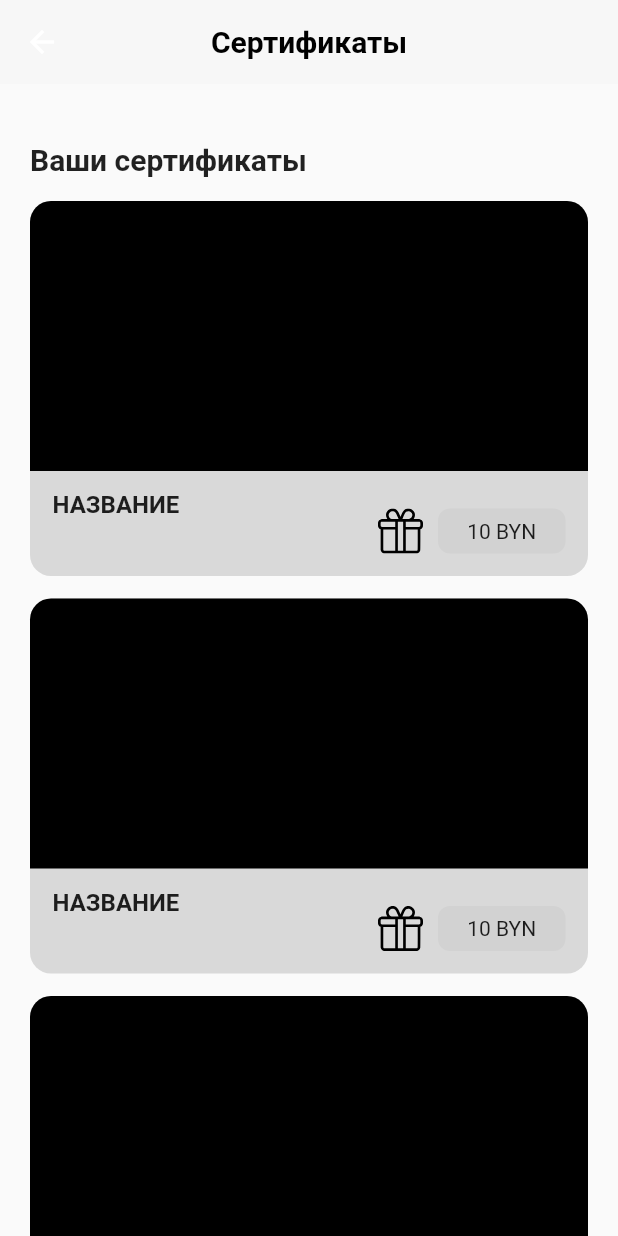
After one commit to pokenem/mtc_xackaton, a Flutter app: the MyCertificatesPage screen opened directly, on a phone screen of 412 x 824 dp. The commit adds this screen. Run offline on Flutter 3.47's test engine with Material 2 defaults, Android fonts, the phone set to English and light mode, and no system bars; our stand-ins replace flutter_svg, share.

Commit message:
+MyCertificates page and some

```diff
--- a/lib/ui/navigation/router_delegate.dart
+++ b/lib/ui/navigation/router_delegate.dart
@@ -1,4 +1,5 @@
 import 'package:flutter/material.dart';
+import 'package:mtc_xackaton/ui/pages/my_sertificates_page/my_certificates_page.dart';
 
 import '../pages/main_page/main_page.dart';
 import 'navigation_state.dart';
--- /dev/null
+++ b/lib/ui/pages/my_sertificates_page/my_certificates_page.dart
@@ -0,0 +1,52 @@
+import 'package:flutter/material.dart';
+import 'package:mtc_xackaton/ui/pages/my_sertificates_page/widgets/cerficate_tile.dart';
+import 'package:mtc_xackaton/ui/widgets/app_bar.dart';
+
+class Certificate {
+  Image? image;
+  int cost;
+  String name;
+
+  Certificate({this.image, required this.cost, required this.name});
+}
+
+List<Certificate> ser = [Certificate(cost: 10, name: 'НАЗВАНИЕ'),Certificate(cost: 10, name: 'НАЗВАНИЕ'),Certificate(cost: 10, name: 'НАЗВАНИЕ'),Certificate(cost: 10, name: 'НАЗВАНИЕ')];
+
+class MyCertificatesPage extends StatelessWidget {
+  const MyCertificatesPage({Key? key}) : super(key: key);
+
+  @override
+  Widget build(BuildContext context) {
+    return Scaffold(
+      appBar: createAppBar(hasBackButton: false, hasListButton: false),
+      body: SafeArea(
+        child: ListView(
+          children: [
+            Padding(
+              padding: EdgeInsets.symmetric(
+                horizontal: 20,
+              ),
+              child: Column(
+                crossAxisAlignment: CrossAxisAlignment.start,
+                children: [
+                  Padding(
+                    padding: EdgeInsets.only(top: 40),
+                    child: Text(
+                      'Ваши сертификаты',
+                      style: TextStyle(
+                        fontSize: 20,
+                        fontWeight: FontWeight.w700,
+                        height: 23 / 20,
+                      ),
+                    ),
+                  ),
+                  for (dynamic it in ser) CertificateTile(cost: it.cost, name: it.name),
+                ],
+              ),
+            ),
+          ],
+        ),
+      ),
+    );
+  }
+}
--- /dev/null
+++ b/lib/ui/pages/my_sertificates_page/widgets/cerficate_tile.dart
@@ -0,0 +1,106 @@
+import 'package:flutter/material.dart';
+import 'package:flutter_svg/flutter_svg.dart';
+import 'package:share/share.dart';
+
+class CertificateTile extends StatelessWidget {
+  final int cost;
+  final String name;
+
+  const CertificateTile({
+    Key? key,
+    required this.cost,
+    required this.name,
+  }) : super(key: key);
+
+  @override
+  Widget build(BuildContext context) {
+    return Padding(
+      padding: EdgeInsets.only(top: 15),
+      child: FractionallySizedBox(
+        widthFactor: 1,
+        child: Container(
+          decoration: BoxDecoration(
+            borderRadius: BorderRadius.circular(14),
+            color: Color(0xFFD9D9D9),
+          ),
+          height: 250,
+          child: Column(
+            crossAxisAlignment: CrossAxisAlignment.start,
+            children: [
+              SizedBox(
+                height: 180,
+                child: Container(
+                  decoration: BoxDecoration(
+                    borderRadius: BorderRadius.only(
+                      topLeft: Radius.circular(14),
+                      topRight: Radius.circular(14),
+                    ),
+                    color: Colors.black,
+                  ),
+                ),
+              ),
+              //Image
+              SizedBox(
+                height: 70,
+                child: Container(
+                  decoration: BoxDecoration(
+                    borderRadius: BorderRadius.circular(14),
+                  ),
+                  child: Stack(
+                    children: [
+                      Padding(
+                        padding: EdgeInsets.only(left: 15, top: 15),
+                        child: Text(
+                          name,
+                          style: TextStyle(
+                            fontSize: 16,
+                            fontWeight: FontWeight.w700,
+                            height: 1,
+                          ),
+                        ),
+                      ),
+                      Align(
+                        alignment: Alignment.bottomRight,
+                        child: Padding(
+                          padding: EdgeInsets.only(
+                            right: 110,
+                            bottom: 15,
+                          ),
+                          child: SizedBox(
+                            height: 30,
+                            width: 30,
+                            child: InkWell(child: SvgPicture.asset('assets/gift.svg'),onTap: (){Share.share('aboba (Этот текст отправлен из приложения)');},),
+                          ),
+                        ),
+                      ),
+                      Align(
+                        alignment: Alignment.bottomRight,
+                        child: Padding(
+                          padding: EdgeInsets.only(
+                            right: 15,
+                            bottom: 15,
+                          ),
+                          child: SizedBox(
+                            width: 85,
+                            height: 30,
+                            child: DecoratedBox(
+                              decoration: BoxDecoration(
+                                borderRadius: BorderRadius.circular(8),
+                                color: Color(0xFFD2D2D2),
+                              ),
+                              child: Center(child: Text('$cost BYN')),
+                            ),
+                          ),
+                        ),
+                      ),
+                    ],
+                  ),
+                ),
+              )
+            ],
+          ),
+        ),
+      ),
+    );
+  }
+}
--- a/lib/ui/widgets/app_bar.dart
+++ b/lib/ui/widgets/app_bar.dart
@@ -1,4 +1,5 @@
 import 'package:flutter/material.dart';
+import 'package:flutter_svg/flutter_svg.dart';
 
 PreferredSizeWidget createAppBar({
   bool hasBackButton = false,
@@ -10,15 +11,23 @@ PreferredSizeWidget createAppBar({
     centerTitle: true,
     title: const Text(
       "Сертификаты",
-      style: TextStyle(color: Colors.black),
+      style: TextStyle(
+        color: Colors.black,
+        fontWeight: FontWeight.w700,
+        fontSize: 20,
+        height: 24 / 20,
+      ),
     ),
     actions: [
       if (hasListButton)
-        const SizedBox(
+        SizedBox(
           height: 51,
           width: 51,
-          child: ColoredBox(
-            color: Colors.red,
+          child: InkWell(
+            child: SvgPicture.asset('assets/sertificate.svg'),
+            onTap: () {
+              //На страницу моих сертификатов
+            },
           ),
         ),
     ],
@@ -35,15 +44,23 @@ PreferredSizeWidget createAppBarTabs({
     centerTitle: true,
     title: const Text(
       "Сертификаты",
-      style: TextStyle(color: Colors.black),
+      style: TextStyle(
+        color: Colors.black,
+        fontWeight: FontWeight.w700,
+        fontSize: 20,
+        height: 24 / 20,
+      ),
     ),
     actions: [
       if (hasListButton)
-        const SizedBox(
+        SizedBox(
           height: 51,
           width: 51,
-          child: ColoredBox(
-            color: Colors.red,
+          child: InkWell(
+            child: SvgPicture.asset('assets/sertificate.svg'),
+            onTap: () {
+              //На страницу моих сертификатов
+            },
           ),
         ),
     ],
--- a/pubspec.yaml
+++ b/pubspec.yaml
@@ -35,6 +35,9 @@ dependencies:
   # The following adds the Cupertino Icons font to your application.
   # Use with the CupertinoIcons class for iOS style icons.
   cupertino_icons: ^1.0.2
+  flutter_svg: ^2.0.7
+  share: ^2.0.4
+  url_launcher: ^6.1.14
 
 dev_dependencies:
   flutter_test:
@@ -52,6 +55,8 @@ dev_dependencies:
 
 # The following section is specific to Flutter packages.
 flutter:
+  assets:
+    - assets/
 
   # The following line ensures that the Material Icons font is
   # included with your application, so that you can use the icons in
```
Also changed, not shown: lib/ui/pages/making_a_purchase_page/making_a_purchase_page.dart (added, +71 -0 lines), lib/ui/pages/making_a_purchase_page/widgets/payment_tile.dart (added, +43 -0 lines), assets/erip_pay.svg (added), assets/gift.svg (added), assets/mts_money.svg (added), assets/sertificate.svg (added), assets/web_pay.svg (added), pubspec.lock, 2 other files.
